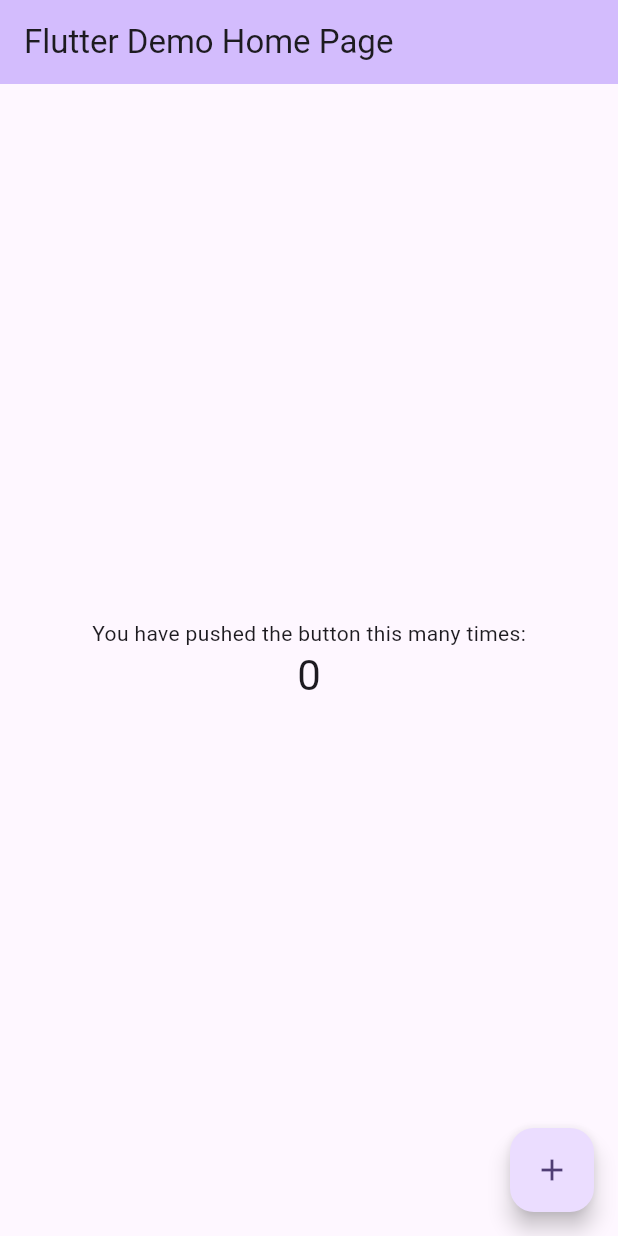
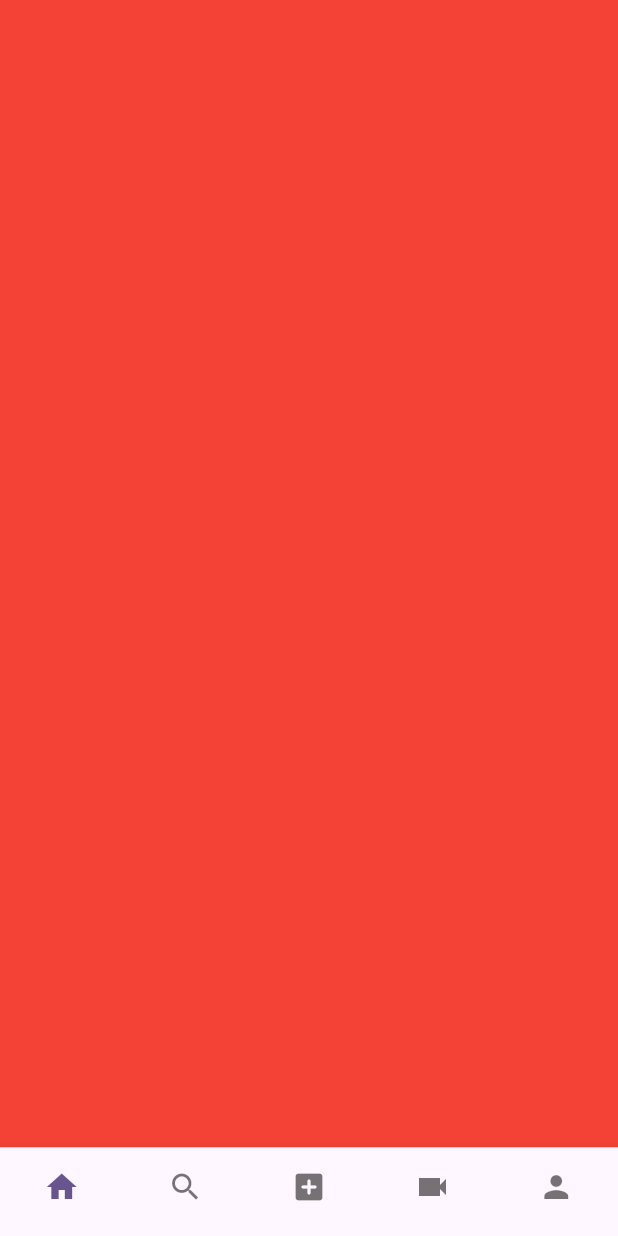
Before and after one commit to sabin79/Basic_UI, a Flutter app: the screen it shows after launch, on a phone screen of 412 x 824 dp. Run offline on Flutter 3.47's test engine with Material 3 defaults, Android fonts, the phone set to English and light mode, and no system bars; our stand-ins replace flutter_svg.

Commit message:
Bottom navigation bar

```diff
--- /dev/null
+++ b/lib/bottom_tabs.dart
@@ -0,0 +1,59 @@
+import 'package:flutter/material.dart';
+import 'package:flutter_svg/flutter_svg.dart';
+
+class BottomTabs extends StatefulWidget {
+  const BottomTabs({super.key});
+
+  @override
+  State<BottomTabs> createState() => _BottomTabsState();
+}
+
+class _BottomTabsState extends State<BottomTabs> {
+  int _selectedIndex = 0;
+  final List<Widget> _pages = [
+    Container(
+      color: Colors.red,
+    ),
+    Container(
+      color: Colors.blue,
+    ),
+    Container(
+      color: Colors.green,
+    ),
+    Container(
+      color: Colors.purple,
+    ),
+    Container(
+      color: Colors.yellow,
+    )
+  ];
+
+  @override
+  Widget build(BuildContext context) {
+    return Scaffold(
+      body: _pages[_selectedIndex],
+      bottomNavigationBar: BottomNavigationBar(
+        type: BottomNavigationBarType.fixed,
+        showSelectedLabels: false,
+        showUnselectedLabels: false,
+        onTap: (index) {
+          if (index >= 0 && index < _pages.length) {
+            setState(() {
+              _selectedIndex = index;
+            });
+          }
+        },
+        items: const [
+          BottomNavigationBarItem(icon: Icon(Icons.home), label: ''),
+          BottomNavigationBarItem(icon: Icon(Icons.search), label: ''),
+          BottomNavigationBarItem(icon: Icon(Icons.add_box_rounded), label: ''),
+          BottomNavigationBarItem(icon: Icon(Icons.videocam_sharp), label: ''),
+          BottomNavigationBarItem(
+            icon: Icon(Icons.person),
+            label: '',
+          ),
+        ],
+      ),
+    );
+  }
+}
--- a/lib/main.dart
+++ b/lib/main.dart
@@ -1,3 +1,4 @@
+import 'package:basic_ui/bottom_tabs.dart';
 import 'package:flutter/material.dart';
 
 void main() {
@@ -16,55 +17,8 @@ class MyApp extends StatelessWidget {
         colorScheme: ColorScheme.fromSeed(seedColor: Colors.deepPurple),
         useMaterial3: true,
       ),
-      home: const MyHomePage(title: 'Flutter Demo Home Page'),
+      debugShowCheckedModeBanner: false,
+      home: const BottomTabs(),
     );
   }
 }
-
-class MyHomePage extends StatefulWidget {
-  const MyHomePage({super.key, required this.title});
-
-  final String title;
-
-  @override
-  State<MyHomePage> createState() => _MyHomePageState();
-}
-
-class _MyHomePageState extends State<MyHomePage> {
-  int _counter = 0;
-
-  void _incrementCounter() {
-    setState(() {
-      _counter++;
-    });
-  }
-
-  @override
-  Widget build(BuildContext context) {
-    return Scaffold(
-      appBar: AppBar(
-        backgroundColor: Theme.of(context).colorScheme.inversePrimary,
-        title: Text(widget.title),
-      ),
-      body: Center(
-        child: Column(
-          mainAxisAlignment: MainAxisAlignment.center,
-          children: <Widget>[
-            const Text(
-              'You have pushed the button this many times:',
-            ),
-            Text(
-              '$_counter',
-              style: Theme.of(context).textTheme.headlineMedium,
-            ),
-          ],
-        ),
-      ),
-      floatingActionButton: FloatingActionButton(
-        onPressed: _incrementCounter,
-        tooltip: 'Increment',
-        child: const Icon(Icons.add),
-      ),
-    );
-  }
-}
--- a/pubspec.yaml
+++ b/pubspec.yaml
@@ -35,6 +35,7 @@ dependencies:
   # The following adds the Cupertino Icons font to your application.
   # Use with the CupertinoIcons class for iOS style icons.
   cupertino_icons: ^1.0.2
+  flutter_svg: ^2.0.9
 
 dev_dependencies:
   flutter_test:
```
Also changed, not shown: assets/vectors/add-square-bold.svg (added), assets/vectors/addsquare.svg (added), assets/vectors/home-bold.svg (added), assets/vectors/home.svg (added), assets/vectors/profile.png (added), assets/vectors/search-bold.svg (added), assets/vectors/search.svg (added), assets/vectors/video-play-bold.svg (added), assets/vectors/videoplay.svg (added), pubspec.lock.
